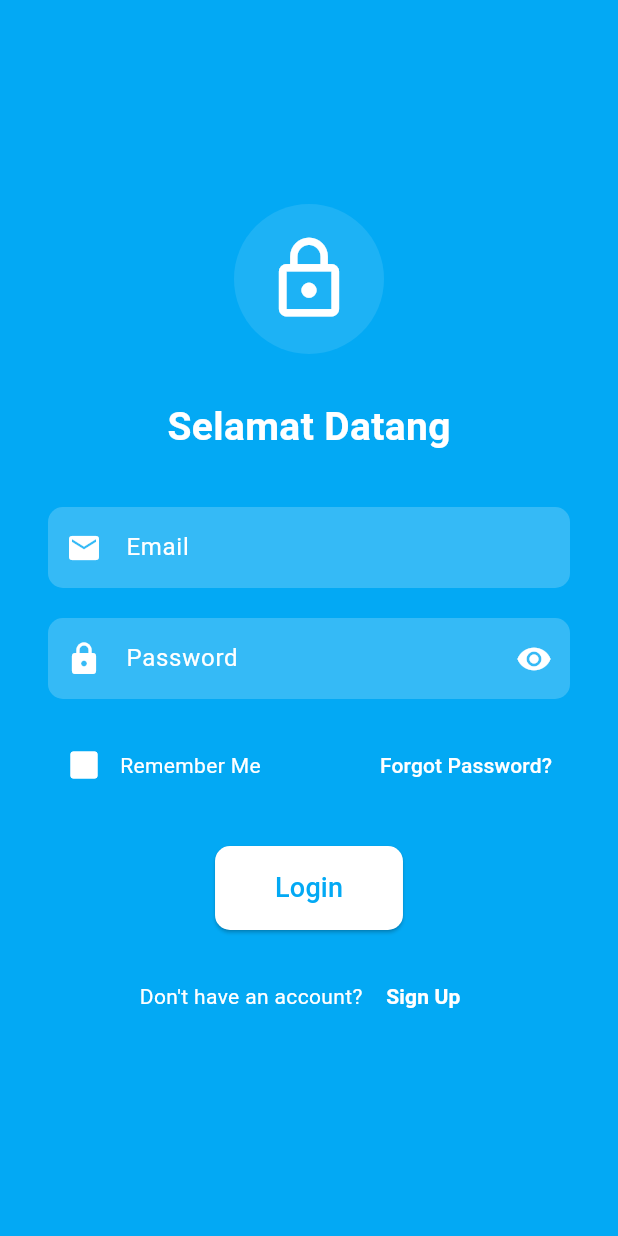
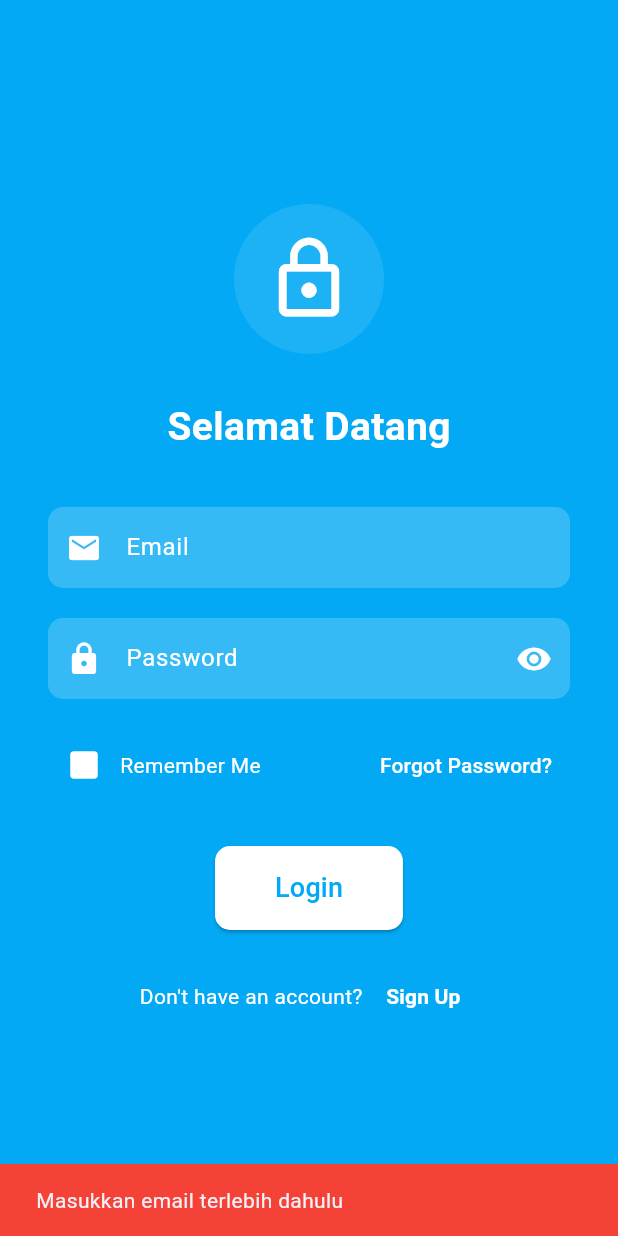
Before and after one commit to wirasyf/Budget-App, a Flutter app: the screen it shows after launch, after a tap on "Forgot Password?", on a phone screen of 412 x 824 dp. Run offline on Flutter 3.47's test engine with Material 3 defaults, Android fonts, the phone set to English and light mode, and no system bars; our stand-ins replace cloud_firestore, convex_bottom_bar, firebase_auth, firebase_core, image_picker, shared_preferences; accounts and stored records are empty.

Commit message:
menyimpan info login user dan memperbaiki semua halaman

```diff
--- a/lib/main.dart
+++ b/lib/main.dart
@@ -1,7 +1,7 @@
+import 'package:budget_app/presentation/auth/auth_gate.dart';
 import 'package:budget_app/presentation/theme/theme.dart';
 import 'package:flutter/material.dart';
 import 'package:firebase_core/firebase_core.dart';
-import 'package:budget_app/presentation/auth/login.dart';
 import 'package:budget_app/firebase_options.dart';
 
 final themeNotifier = ThemeNotifier();
@@ -42,7 +42,7 @@ class MyApp extends StatelessWidget {
             ),
           ),
           themeMode: mode,
-          home: const LoginPage(),
+          home: const AuthGate(),
         );
       },
     );
--- /dev/null
+++ b/lib/presentation/auth/auth_gate.dart
@@ -0,0 +1,31 @@
+import 'package:flutter/material.dart';
+import 'package:firebase_auth/firebase_auth.dart';
+import 'package:budget_app/presentation/auth/login.dart';
+import 'package:budget_app/presentation/layouts/navigation.dart';
+
+class AuthGate extends StatelessWidget {
+  const AuthGate({super.key});
+
+  @override
+  Widget build(BuildContext context) {
+    return StreamBuilder<User?>(
+      stream: FirebaseAuth.instance.authStateChanges(),
+      builder: (context, snapshot) {
+        // 1. Menunggu state (misalnya sedang login)
+        if (snapshot.connectionState == ConnectionState.waiting) {
+          return const Scaffold(
+            body: Center(child: CircularProgressIndicator()),
+          );
+        }
+
+        // 2. Sudah login
+        if (snapshot.hasData) {
+          return const MainNavigation();
+        }
+
+        // 3. Belum login
+        return const LoginPage();
+      },
+    );
+  }
+}
--- a/lib/presentation/auth/login.dart
+++ b/lib/presentation/auth/login.dart
@@ -1,5 +1,6 @@
 import 'package:flutter/material.dart';
 import 'package:firebase_auth/firebase_auth.dart';
+import 'package:shared_preferences/shared_preferences.dart';
 import 'package:budget_app/presentation/auth/register.dart';
 import 'package:budget_app/presentation/layouts/navigation.dart';
 
@@ -17,22 +18,58 @@ class _LoginPageState extends State<LoginPage> {
   bool _rememberMe = false;
   bool _isLoading = false;
 
+  @override
+  void initState() {
+    super.initState();
+    _loadSavedCredentials();
+  }
+
+  Future<void> _loadSavedCredentials() async {
+    final prefs = await SharedPreferences.getInstance();
+    setState(() {
+      _emailController.text = prefs.getString('saved_email') ?? '';
+      _passwordController.text = prefs.getString('saved_password') ?? '';
+      _rememberMe = _emailController.text.isNotEmpty;
+    });
+  }
+
   void _login() async {
-    setState(() {
-      _isLoading = true;
-    });
+    setState(() => _isLoading = true);
+
+    final email = _emailController.text.trim();
+    final password = _passwordController.text.trim();
+
+    if (email.isEmpty || password.isEmpty) {
+      ScaffoldMessenger.of(context).showSnackBar(
+        const SnackBar(
+          content: Text('Email dan password wajib diisi'),
+          backgroundColor: Colors.red,
+        ),
+      );
+      setState(() => _isLoading = false);
+      return;
+    }
 
     try {
       await FirebaseAuth.instance.signInWithEmailAndPassword(
-        email: _emailController.text.trim(),
-        password: _passwordController.text.trim(),
+        email: email,
+        password: password,
       );
 
-      // Navigasi ke Homepage
+      // Simpan jika Remember Me aktif
+      final prefs = await SharedPreferences.getInstance();
+      if (_rememberMe) {
+        await prefs.setString('saved_email', email);
+        await prefs.setString('saved_password', password);
+      } else {
+        await prefs.remove('saved_email');
+        await prefs.remove('saved_password');
+      }
+
       if (!mounted) return;
-      Navigator.pushReplacement(
-        context,
+      Navigator.of(context).pushAndRemoveUntil(
         MaterialPageRoute(builder: (context) => const MainNavigation()),
+        (route) => false,
       );
     } on FirebaseAuthException catch (e) {
       String message = "Login gagal";
@@ -43,15 +80,42 @@ class _LoginPageState extends State<LoginPage> {
       } else {
         message = e.message ?? 'Terjadi kesalahan';
       }
+
       if (mounted) {
         ScaffoldMessenger.of(context).showSnackBar(
           SnackBar(content: Text(message), backgroundColor: Colors.red),
         );
       }
     } finally {
-      setState(() {
-        _isLoading = false;
-      });
+      setState(() => _isLoading = false);
+    }
+  }
+
+  void _resetPassword() async {
+    final email = _emailController.text.trim();
+    if (email.isEmpty) {
+      ScaffoldMessenger.of(context).showSnackBar(
+        const SnackBar(
+          content: Text('Masukkan email terlebih dahulu'),
+          backgroundColor: Colors.red,
+        ),
+      );
+      return;
+    }
+
+    try {
+      await FirebaseAuth.instance.sendPasswordResetEmail(email: email);
+      if (!mounted) return;
+      ScaffoldMessenger.of(context).showSnackBar(
+        const SnackBar(
+          content: Text('Link reset password telah dikirim'),
+          backgroundColor: Colors.green,
+        ),
+      );
+    } catch (e) {
+      ScaffoldMessenger.of(
+        context,
+      ).showSnackBar(SnackBar(content: Text('Gagal mengirim email: $e')));
     }
   }
 
@@ -66,7 +130,6 @@ class _LoginPageState extends State<LoginPage> {
             child: Column(
               mainAxisAlignment: MainAxisAlignment.center,
               children: [
-                // Icon
                 Container(
                   padding: const EdgeInsets.all(20),
                   decoration: BoxDecoration(
@@ -90,7 +153,6 @@ class _LoginPageState extends State<LoginPage> {
                 ),
                 const SizedBox(height: 35),
 
-                // Email
                 TextField(
                   controller: _emailController,
                   style: const TextStyle(color: Colors.white),
@@ -110,7 +172,6 @@ class _LoginPageState extends State<LoginPage> {
                 ),
                 const SizedBox(height: 20),
 
-                // Password
                 TextField(
                   controller: _passwordController,
                   obscureText: _obscurePassword,
@@ -143,7 +204,6 @@ class _LoginPageState extends State<LoginPage> {
                 ),
                 const SizedBox(height: 20),
 
-                // Remember Me & Forgot
                 Row(
                   mainAxisAlignment: MainAxisAlignment.spaceBetween,
                   children: [
@@ -167,7 +227,7 @@ class _LoginPageState extends State<LoginPage> {
                       ],
                     ),
                     TextButton(
-                      onPressed: () {},
+                      onPressed: _resetPassword,
                       child: const Text(
                         "Forgot Password?",
                         style: TextStyle(color: Colors.white),
@@ -177,7 +237,6 @@ class _LoginPageState extends State<LoginPage> {
                 ),
                 const SizedBox(height: 30),
 
-                // Login Button
                 _isLoading
                     ? const CircularProgressIndicator(color: Colors.white)
                     : ElevatedButton(
@@ -202,7 +261,6 @@ class _LoginPageState extends State<LoginPage> {
                       ),
                 const SizedBox(height: 20),
 
-                // Sign Up
                 Row(
                   mainAxisAlignment: MainAxisAlignment.center,
                   children: [
@@ -211,7 +269,6 @@ class _LoginPageState extends State<LoginPage> {
                       style: TextStyle(color: Colors.white),
                     ),
                     TextButton(
-                      // Navigasi tanpa animasi
                       onPressed: () {
                         Navigator.of(context).push(
                           PageRouteBuilder(
```
Also changed, not shown: lib/presentation/auth/register.dart (+30 -28 lines), lib/presentation/layouts/navigation.dart (+4 -4 lines), lib/presentation/pages/add.dart (+36 -30 lines), lib/presentation/pages/budget.dart (+59 -40 lines), lib/presentation/pages/detail_transaction.dart (+16 -5 lines), lib/presentation/pages/home.dart (+20 -12 lines), lib/presentation/pages/profile.dart (+4 -4 lines).
